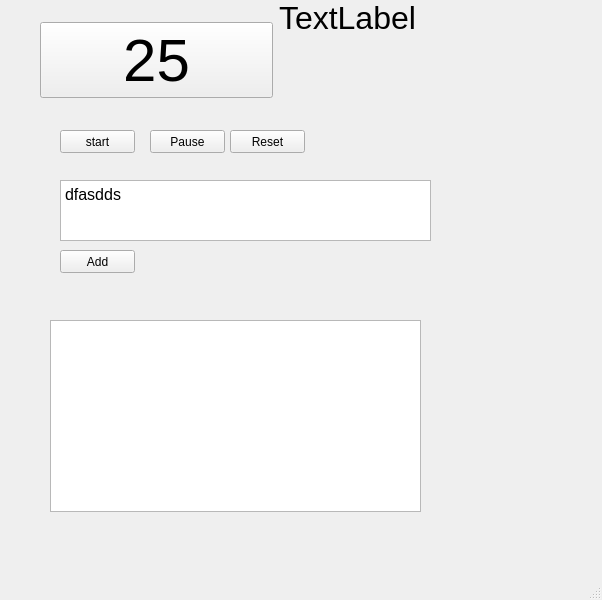
The window that pomodoropy/timer.ui (jsarver/pomodoropy) describes before a commit, drawn with Qt 5.
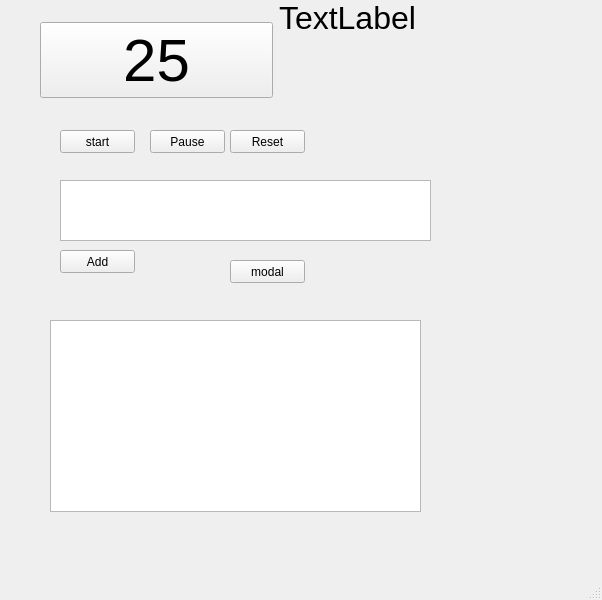
The same window after the commit.

Commit message: Add notify method to form Add config object Added modal option to timer notifications

Patch:
```diff
--- a/pomodoropy/timer.ui
+++ b/pomodoropy/timer.ui
@@ -61,7 +61,7 @@
      <bool>false</bool>
     </property>
     <property name="plainText">
-     <string>dfasdds</string>
+     <string/>
     </property>
    </widget>
    <widget class="QPushButton" name="startButton">
@@ -145,6 +145,19 @@
      </rect>
     </property>
    </widget>
+   <widget class="QPushButton" name="modalButton">
+    <property name="geometry">
+     <rect>
+      <x>230</x>
+      <y>260</y>
+      <width>75</width>
+      <height>23</height>
+     </rect>
+    </property>
+    <property name="text">
+     <string>modal</string>
+    </property>
+   </widget>
   </widget>
   <widget class="QMenuBar" name="menubar">
    <property name="geometry">
```
The commit also changes 3 other files.
